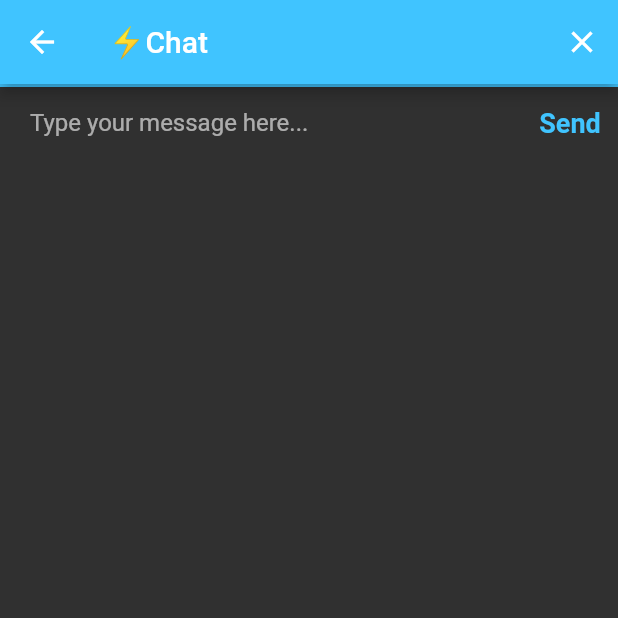
After one commit to sandesh017/FlashChat, a Flutter app: the ChatScreen screen opened directly, on a phone screen of 412 x 824 dp, the top half of it. The commit adds this screen. Run offline on Flutter 3.47's test engine with Material 2 defaults, Android fonts, the phone set to English and light mode, and no system bars.

Commit message:
project started

```diff
--- /dev/null
+++ b/lib/constants.dart
@@ -0,0 +1,19 @@
+import 'package:flutter/material.dart';
+
+const kSendButtonTextStyle = TextStyle(
+  color: Colors.lightBlueAccent,
+  fontWeight: FontWeight.bold,
+  fontSize: 18.0,
+);
+
+const kMessageTextFieldDecoration = InputDecoration(
+  contentPadding: EdgeInsets.symmetric(vertical: 10.0, horizontal: 20.0),
+  hintText: 'Type your message here...',
+  border: InputBorder.none,
+);
+
+const kMessageContainerDecoration = BoxDecoration(
+  border: Border(
+    top: BorderSide(color: Colors.lightBlueAccent, width: 2.0),
+  ),
+);
--- /dev/null
+++ b/lib/screen/chat_screen.dart
@@ -0,0 +1,60 @@
+import 'package:flutter/material.dart';
+import 'package:flashchat/constants.dart';
+
+class ChatScreen extends StatefulWidget {
+  @override
+  _ChatScreenState createState() => _ChatScreenState();
+}
+
+class _ChatScreenState extends State<ChatScreen> {
+  @override
+  Widget build(BuildContext context) {
+    return Scaffold(
+      appBar: AppBar(
+        leading: null,
+        actions: <Widget>[
+          IconButton(
+              icon: Icon(Icons.close),
+              onPressed: () {
+                //Implement logout functionality
+              }),
+        ],
+        title: Text('⚡️Chat'),
+        backgroundColor: Colors.lightBlueAccent,
+      ),
+      body: SafeArea(
+        child: Column(
+          mainAxisAlignment: MainAxisAlignment.spaceBetween,
+          crossAxisAlignment: CrossAxisAlignment.stretch,
+          children: <Widget>[
+            Container(
+              decoration: kMessageContainerDecoration,
+              child: Row(
+                crossAxisAlignment: CrossAxisAlignment.center,
+                children: <Widget>[
+                  Expanded(
+                    child: TextField(
+                      onChanged: (value) {
+                        //Do something with the user input.
+                      },
+                      decoration: kMessageTextFieldDecoration,
+                    ),
+                  ),
+                  TextButton(
+                    onPressed: () {
+                      //Implement send functionality.
+                    },
+                    child: Text(
+                      'Send',
+                      style: kSendButtonTextStyle,
+                    ),
+                  ),
+                ],
+              ),
+            ),
+          ],
+        ),
+      ),
+    );
+  }
+}
```
Also changed, not shown: lib/main.dart (+7 -101 lines), lib/screen/login_screen.dart (added, +101 -0 lines), lib/screen/registration_screen.dart (added, +98 -0 lines), lib/screen/welcome_screen.dart (added, +78 -0 lines), 1 other file.
